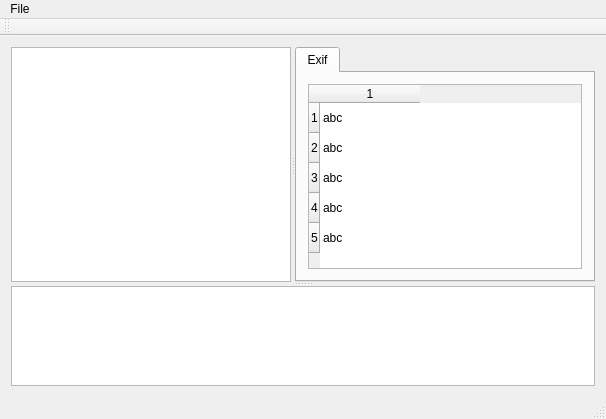
Before: the Qt Designer form eyefilinuxui/gui/ui/mainwindow.ui in hgdeoro/EFLU, drawn with Qt 5.
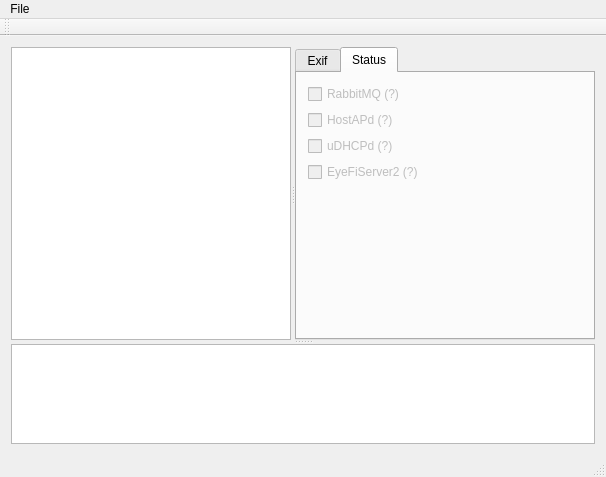
After: the same form once the commit is applied. The open tabs and pages were chosen to show the change.

Commit message: Add 'status' tab

```diff
--- a/eyefilinuxui/gui/ui/mainwindow.ui
+++ b/eyefilinuxui/gui/ui/mainwindow.ui
@@ -7,7 +7,7 @@
     <x>0</x>
     <y>0</y>
     <width>606</width>
-    <height>419</height>
+    <height>477</height>
    </rect>
   </property>
   <property name="windowTitle">
@@ -123,6 +123,66 @@
           </item>
          </layout>
         </widget>
+        <widget class="QWidget" name="tabStatus">
+         <attribute name="title">
+          <string>Status</string>
+         </attribute>
+         <layout class="QVBoxLayout" name="verticalLayout">
+          <item>
+           <widget class="QCheckBox" name="status_checkBox_rabbitmq">
+            <property name="enabled">
+             <bool>false</bool>
+            </property>
+            <property name="text">
+             <string>RabbitMQ (?)</string>
+            </property>
+           </widget>
+          </item>
+          <item>
+           <widget class="QCheckBox" name="status_checkBox_hostapd">
+            <property name="enabled">
+             <bool>false</bool>
+            </property>
+            <property name="text">
+             <string>HostAPd (?)</string>
+            </property>
+           </widget>
+          </item>
+          <item>
+           <widget class="QCheckBox" name="status_checkBox_udhcpd">
+            <property name="enabled">
+             <bool>false</bool>
+            </property>
+            <property name="text">
+             <string>uDHCPd (?)</string>
+            </property>
+           </widget>
+          </item>
+          <item>
+           <widget class="QCheckBox" name="status_checkBox_eyefiserver2">
+            <property name="enabled">
+             <bool>false</bool>
+            </property>
+            <property name="text">
+             <string>EyeFiServer2 (?)</string>
+            </property>
+           </widget>
+          </item>
+          <item>
+           <spacer name="verticalSpacer">
+            <property name="orientation">
+             <enum>Qt::Vertical</enum>
+            </property>
+            <property name="sizeHint" stdset="0">
+             <size>
+              <width>20</width>
+              <height>40</height>
+             </size>
+            </property>
+           </spacer>
+          </item>
+         </layout>
+        </widget>
        </widget>
       </widget>
       <widget class="QListWidget" name="listWidgetThumbs">
```
The commit also changes 1 other file.
